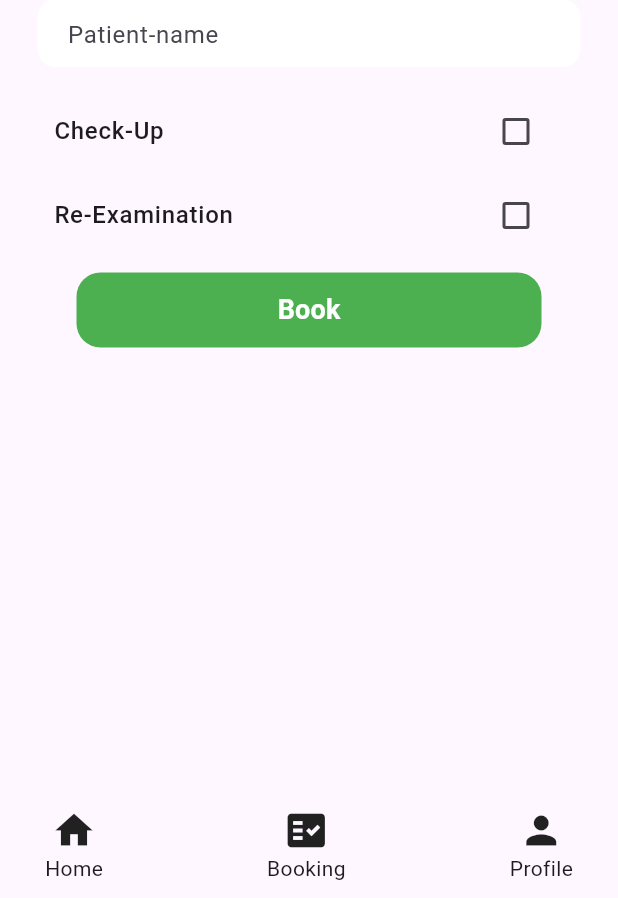
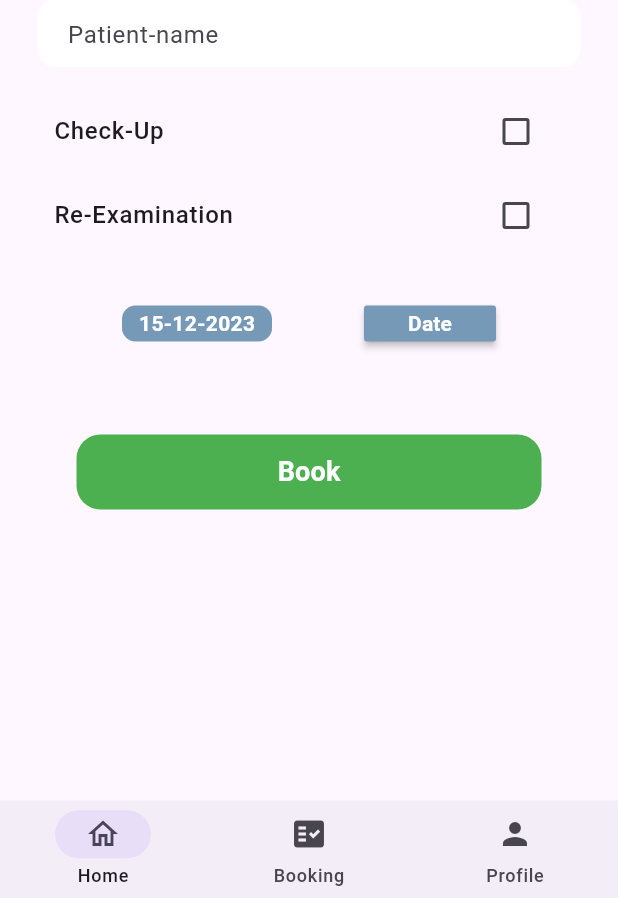
Before and after one commit to AhmedMohmmedd/clinic-app, a Flutter app: the screen it shows after launch, after a tap on "Sign In", on a phone screen of 412 x 824 dp, the part 338-1236 px from its top. Run offline on Flutter 3.47's test engine with Material 3 defaults, Android fonts, the phone set to English and light mode, and no system bars; our stand-ins replace get.

Commit message:
finish user home view

```diff
--- a/lib/main.dart
+++ b/lib/main.dart
@@ -1,6 +1,6 @@
 import 'package:clinic/views/auth/sign_in_view.dart';
 import 'package:clinic/views/auth/sign_up_view.dart';
-import 'package:clinic/views/user/user_home_view.dart';
+import 'package:clinic/views/user/user_view.dart';
 import 'package:flutter/material.dart';
 import 'package:get/get.dart';
 
@@ -14,14 +14,14 @@ class MyApp extends StatelessWidget {
   // This widget is the root of your application.
   @override
   Widget build(BuildContext context) {
-    return  GetMaterialApp(
+    return GetMaterialApp(
       debugShowCheckedModeBanner: false,
       title: 'Flutter Demo',
-     initialRoute: '/SignInView',
-     getPages: [
+      initialRoute: '/SignInView',
+      getPages: [
         GetPage(name: '/SignInView', page: () => SignInView()),
         GetPage(name: '/SignUpView', page: () => SignUpView()),
-        GetPage(name: '/UserHomeView', page: () => UserHomeView()),
+        GetPage(name: '/UserHomeView', page: () => UserView()),
       ],
     );
   }
--- /dev/null
+++ b/lib/views/user/booking_view.dart
@@ -0,0 +1,16 @@
+import 'package:flutter/material.dart';
+
+class BookingView extends StatelessWidget {
+  const BookingView({super.key});
+
+  @override
+  Widget build(BuildContext context) {
+    return Scaffold(
+      body: Container(
+        height: 200,
+        width: 200,
+        color: Colors.green,
+      ),
+    );
+  }
+}
--- /dev/null
+++ b/lib/views/user/profile_view.dart
@@ -0,0 +1,10 @@
+import 'package:flutter/material.dart';
+
+class ProFileView extends StatelessWidget {
+  const ProFileView({super.key});
+
+  @override
+  Widget build(BuildContext context) {
+    return Scaffold();
+  }
+}
--- a/lib/views/user/user_home_view.dart
+++ b/lib/views/user/user_home_view.dart
@@ -1,109 +1,28 @@
-import 'package:clinic/core/app_constants.dart';
-import 'package:clinic/views/widgets/custom_bottom_navigation_bar.dart';
 import 'package:clinic/views/widgets/custom_list_tile.dart';
-import 'package:clinic/views/widgets/custom_material_button.dart';
 import 'package:clinic/views/widgets/custom_text_field.dart';
+import 'package:clinic/views/widgets/doctor_info_section.dart';
 import 'package:flutter/material.dart';
 
-class UserHomeView extends StatelessWidget {
-  const UserHomeView({
+import '../widgets/custom_material_button.dart';
+
+class UserHomeView extends StatefulWidget {
+  UserHomeView({
     super.key,
   });
 
   @override
+  State<UserHomeView> createState() => _UserHomeViewState();
+}
+
+class _UserHomeViewState extends State<UserHomeView> {
+  DateTime date = DateTime.now();
+
+  @override
   Widget build(BuildContext context) {
-    return Scaffold(
-      appBar: AppBar(
-        toolbarHeight: 100,
-        backgroundColor: AppConstants.kPrimaryColor,
-        title: const Text(
-          'Booking',
-          style: TextStyle(
-            fontWeight: FontWeight.bold,
-            fontSize: 28,
-          ),
-        ),
-        centerTitle: true,
-        shape: const RoundedRectangleBorder(
-          borderRadius: BorderRadius.vertical(bottom: Radius.circular(24)),
-        ),
-      ),
-      body: SingleChildScrollView(
+    return SingleChildScrollView(
       child: Column(
         children: [
-            Padding(
-              padding: const EdgeInsets.symmetric(horizontal: 20, vertical: 0),
-              child: SizedBox(
-                height: 125,
-                child: Row(
-                  children: [
-                    // Image.asset('name'),
-                    ClipRRect(
-                      borderRadius: BorderRadius.circular(16),
-                      child: AspectRatio(
-                        aspectRatio: 2.5 / 4,
-                        child: Image.asset('assets/images/logo (2).png'),
-                      ),
-                    ),
-                    const SizedBox(
-                      width: 15,
-                    ),
-                    Expanded(
-                      child: Column(
-                        mainAxisAlignment: MainAxisAlignment.center,
-                        crossAxisAlignment: CrossAxisAlignment.start,
-                        children: [
-                          SizedBox(
-                            width: MediaQuery.of(context).size.width * .5,
-                            child: const Text(
-                              'Dr: Ahmed Mohmmed',
-                              style: TextStyle(
-                                fontWeight: FontWeight.bold,
-                                fontStyle: FontStyle.italic,
-                                fontSize: 18,
-                              ),
-                              maxLines: 2,
-                              overflow: TextOverflow.ellipsis,
-                            ),
-                          ),
-                          const SizedBox(
-                            height: 3,
-                          ),
-                          const Row(
-                            children: [
-                              Icon(
-                                Icons.thumb_up,
-                                color: AppConstants.kPrimaryColor,
-                                size: 22,
-                              ),
-                              SizedBox(
-                                width: 10,
-                              ),
-                              Text('143'),
-                              SizedBox(
-                                width: 30,
-                              ),
-                              Icon(
-                                Icons.thumb_down,
-                                color: Colors.red,
-                                size: 22,
-                              ),
-                              SizedBox(
-                                width: 10,
-                              ),
-                              Text('17'),
-                            ],
-                          ),
-                          const SizedBox(
-                            height: 5,
-                          ),
-                        ],
-                      ),
-                    )
-                  ],
-                ),
-              ),
-            ),
+          const DoctorInfoSection(),
           CustomTextField(
             hintText: 'Patient-name',
           ),
@@ -117,15 +36,61 @@ class UserHomeView extends StatelessWidget {
             text: 'Re-Examination',
           ),
           const SizedBox(
-              height: 10,
+            height: 20,
+          ),
+          //DteTime Section------------------------------
+          Padding(
+            padding: const EdgeInsets.symmetric(horizontal: 20),
+            child: Row(
+              mainAxisAlignment: MainAxisAlignment.spaceEvenly,
+              children: [
+                Container(
+                  height: 24,
+                  width: 100,
+                  decoration: BoxDecoration(
+                    borderRadius: BorderRadius.circular(9),
+                    color: const Color.fromARGB(255, 117, 153, 182),
+                  ),
+                  child: Center(
+                    child: Text(
+                      '${date.day}-${date.month}-${date.year}',
+                      style: const TextStyle(
+                          fontWeight: FontWeight.bold, color: Colors.white),
+                    ),
+                  ),
+                ),
+                MaterialButton(
+                  onPressed: () async {
+                    DateTime? newDate = await showDatePicker(
+                      context: context,
+                      initialDate: date,
+                      firstDate: DateTime(2000),
+                      lastDate: DateTime(2100),
+                    );
+                    if (newDate == null) return;
+                    setState(() {
+                      date = newDate;
+                    });
+                  },
+                  child: Text(
+                    'Date',
+                    style: TextStyle(
+                        fontWeight: FontWeight.bold, color: Colors.white),
+                  ),
+                  color: const Color.fromARGB(255, 117, 153, 182),
+                  height: 24,
+                ),
+              ],
+            ),
+          ),
+          const SizedBox(
+            height: 50,
           ),
           const CustomMaterialButton(
             titel: 'Book',
           ),
         ],
       ),
-      ),
-      bottomNavigationBar: CustomBottomNavigationBar(),
     );
   }
 }
--- /dev/null
+++ b/lib/views/user/user_view.dart
@@ -0,0 +1,71 @@
+import 'package:clinic/core/app_constants.dart';
+import 'package:clinic/views/user/booking_view.dart';
+import 'package:clinic/views/user/profile_view.dart';
+import 'package:clinic/views/user/user_home_view.dart';
+import 'package:flutter/material.dart';
+
+class UserView extends StatefulWidget {
+  UserView({
+    super.key,
+  });
+
+  @override
+  State<UserView> createState() => _UserViewState();
+}
+
+class _UserViewState extends State<UserView> {
+  int index = 0;
+
+  final pages = [
+    UserHomeView(),
+    BookingView(),
+    ProFileView(),
+  ];
+
+  @override
+  Widget build(BuildContext context) {
+    return Scaffold(
+      appBar: AppBar(
+        toolbarHeight: 100,
+        backgroundColor: AppConstants.kPrimaryColor,
+        title: const Text(
+          'Booking',
+          style: TextStyle(
+            fontWeight: FontWeight.bold,
+            fontSize: 28,
+          ),
+        ),
+        centerTitle: true,
+        shape: const RoundedRectangleBorder(
+          borderRadius: BorderRadius.vertical(bottom: Radius.circular(24)),
+        ),
+      ),
+      body: pages[index],
+      bottomNavigationBar: NavigationBar(
+        selectedIndex: index,
+        onDestinationSelected: (index) => setState(() {
+          this.index = index;
+        }),
+        height: 65,
+        // backgroundColor: Colors.white,
+        destinations: const [
+          NavigationDestination(
+            icon: Icon(Icons.home),
+            selectedIcon: Icon(Icons.home_outlined),
+            label: 'Home',
+          ),
+          NavigationDestination(
+            icon: Icon(Icons.fact_check),
+            selectedIcon: Icon(Icons.fact_check_outlined),
+            label: 'Booking',
+          ),
+          NavigationDestination(
+            icon: Icon(Icons.person),
+            selectedIcon: Icon(Icons.person_outline),
+            label: 'Profile',
+          ),
+        ],
+      ),
+    );
+  }
+}
--- a/lib/views/widgets/custom_bottom_navigation_bar.dart
+++ /dev/null
@@ -1,51 +0,0 @@
-
-import 'package:flutter/material.dart';
-
-class CustomBottomNavigationBar extends StatelessWidget {
-  const CustomBottomNavigationBar({
-    super.key,
-  });
-
-  @override
-  Widget build(BuildContext context) {
-    return const SizedBox(
-      height: 70,
-      child: Padding(
-        padding: EdgeInsets.symmetric(horizontal: 30, vertical: 10),
-        child: Row(
-          mainAxisAlignment: MainAxisAlignment.spaceBetween,
-          children: [
-            Column(
-              children: [
-                Icon(
-                  Icons.home,
-                  size: 30,
-                ),
-                Text('Home'),
-              ],
-            ),
-            Column(
-              children: [
-                Icon(
-                  Icons.fact_check,
-                  size: 30,
-                ),
-                Text('Booking'),
-              ],
-            ),
-            Column(
-              children: [
-                Icon(
-                  Icons.person,
-                  size: 30,
-                ),
-                Text('Profile'),
-              ],
-            ),
-
-          ],
-        ),
-      ),
-    );
-  }
-}
--- /dev/null
+++ b/lib/views/widgets/doctor_info_section.dart
@@ -0,0 +1,85 @@
+
+import 'package:clinic/core/app_constants.dart';
+import 'package:flutter/material.dart';
+
+class DoctorInfoSection extends StatelessWidget {
+  const DoctorInfoSection({
+    super.key,
+  });
+
+  @override
+  Widget build(BuildContext context) {
+    return Padding(
+      padding: const EdgeInsets.symmetric(horizontal: 20, vertical: 0),
+      child: SizedBox(
+        height: 125,
+        child: Row(
+          children: [
+            ClipRRect(
+              borderRadius: BorderRadius.circular(16),
+              child: AspectRatio(
+                aspectRatio: 2.5 / 4,
+                child: Image.asset('assets/images/logo (2).png'),
+              ),
+            ),
+            const SizedBox(
+              width: 15,
+            ),
+            Expanded(
+              child: Column(
+                mainAxisAlignment: MainAxisAlignment.center,
+                crossAxisAlignment: CrossAxisAlignment.start,
+                children: [
+                  SizedBox(
+                    width: MediaQuery.of(context).size.width * .5,
+                    child: const Text(
+                      'Dr: Ahmed Mohmmed',
+                      style: TextStyle(
+                        fontWeight: FontWeight.bold,
+                        fontStyle: FontStyle.italic,
+                        fontSize: 18,
+                      ),
+                      maxLines: 2,
+                      overflow: TextOverflow.ellipsis,
+                    ),
+                  ),
+                  const SizedBox(
+                    height: 3,
+                  ),
+                  const Row(
+                    children: [
+                      Icon(
+                        Icons.thumb_up,
+                        color: AppConstants.kPrimaryColor,
+                        size: 22,
+                      ),
+                      SizedBox(
+                        width: 10,
+                      ),
+                      Text('143'),
+                      SizedBox(
+                        width: 30,
+                      ),
+                      Icon(
+                        Icons.thumb_down,
+                        color: Colors.red,
+                        size: 22,
+                      ),
+                      SizedBox(
+                        width: 10,
+                      ),
+                      Text('17'),
+                    ],
+                  ),
+                  const SizedBox(
+                    height: 5,
+                  ),
+                ],
+              ),
+            )
+          ],
+        ),
+      ),
+    );
+  }
+}
```
Lines whose indentation alone changed are shown as unchanged.
